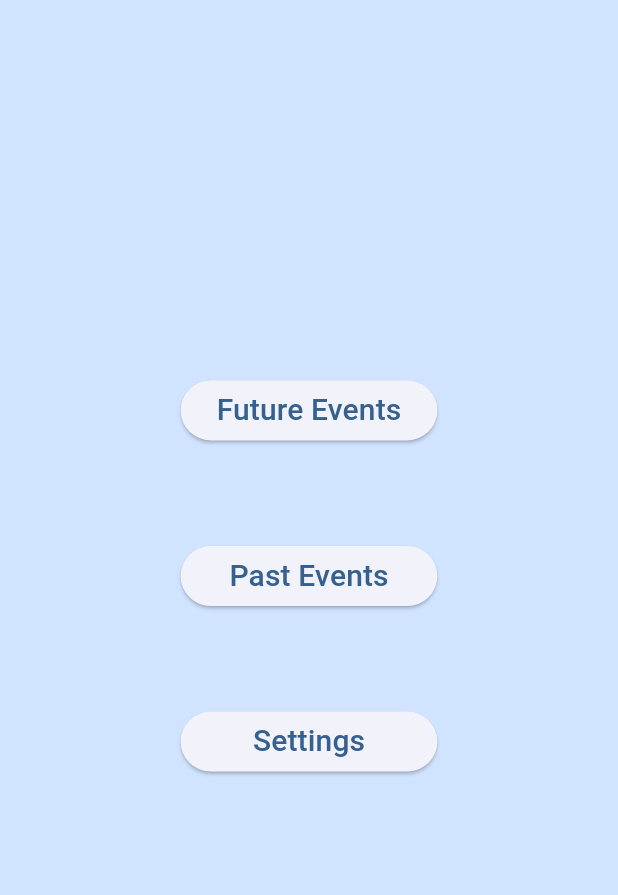
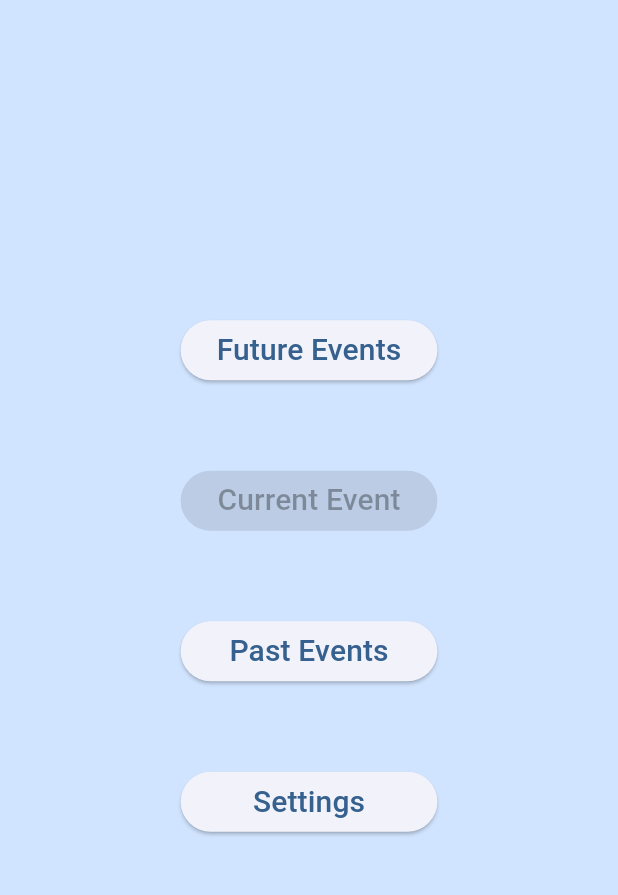
Before and after one commit to ctnadovich/ebrevet, a Flutter app: the screen it shows after launch, on a phone screen of 412 x 824 dp, the part 84-979 px from its top. Run offline on Flutter 3.47's test engine with Material 2 defaults, Android fonts, the phone set to English and light mode, and no system bars; our stand-ins replace flutter_settings_screens, geolocator, package_info_plus; statements that could not run were skipped.

Commit message:
Version 0.1.2

```diff
--- a/lib/current.dart
+++ b/lib/current.dart
@@ -45,6 +45,8 @@ class Current {
         "Activated ${activatedEvent!.event.nameDist}${isPreride ? ' PRERIDE' : ''}");
   }
 
+  static void deactivate() => activatedEvent=null;
+
   static Event? get event {
     return activatedEvent?.event;
   }
@@ -53,15 +55,6 @@ class Current {
     return activatedEvent?.outcomes;
   }
 
-  // static void clear() {
-  //   rider = null;
-  //   region = null;
-  //   activatedEvent = null;
-  // }
-
-  // static void deactivate() {
-  //   clear();
-  // }
 
   static bool get isActivated {
     return activatedEvent != null;
@@ -106,11 +99,13 @@ class Current {
     if (isAllChecked) {
       if (isAllCheckedInOrder()) {
         activatedEvent!.outcomes.overallOutcome = OverallOutcome.finish;
+        // Current.deactivate();
         SnackbarGlobal.show(
             'Congratulations! You have finished the ${activatedEvent!.event.nameDist}. Your '
             'elapsed time: ${activatedEvent!.elapsedTimeString}');
       } else {
         activatedEvent!.outcomes.overallOutcome = OverallOutcome.dnq;
+        // Current.deactivate();
         SnackbarGlobal.show('Controls checked in wrong order. Disqualified!');
       }
     }
@@ -177,7 +172,7 @@ class Current {
     report['outcome'] = outcomes!;
 
     report['app_version']=AppSettings.version;
-    report['proximity_radius']=AppSettings.controlAutoCheckInDistance;
+    report['proximity_radius']=AppSettings.proximityRadius;
     report['open_override']=AppSettings.openTimeOverride?"YES":"NO";
     report['preride']= (activatedEvent!.isPreride)?"YES":"NO";
 
--- a/lib/event_history.dart
+++ b/lib/event_history.dart
@@ -20,7 +20,7 @@ import 'event.dart';
 import 'outcome.dart';
 import 'control.dart';
 import 'app_settings.dart';
-// import 'current.dart';
+import 'current.dart';
 
 // PastEvents are events with outcomes
 // when a plain Event is "activated" it becomes
@@ -271,6 +271,7 @@ class EventHistory {
 
   static deletePastEvent(PastEvent pe){
     if (_pastEventMap.containsKey(pe._event.eventID)){
+      if(Current.activatedEvent?._event.eventID==pe._event.eventID) Current.deactivate();
       _pastEventMap.remove(pe._event.eventID);
       save();
     }
--- a/lib/future_events_page.dart
+++ b/lib/future_events_page.dart
@@ -231,6 +231,7 @@ class _EventCardState extends State<EventCard> {
                               // pe can't be null because overallOutcomeInHistory wasn't unknown
                             });
                             EventHistory.save();
+                            Current.deactivate();
                           },
                           icon: const Icon(Icons.cancel),
                           tooltip: 'Abandon the event',
--- a/lib/location.dart
+++ b/lib/location.dart
@@ -145,7 +145,7 @@ class ControlLocation {
 
   bool get isNearControl {
     if (crowDistMeters == null) return false;
-    var d =  AppSettings.controlAutoCheckInDistance;
+    var d =  AppSettings.proximityRadius;
     var closeEnough = crowDistMeters! < d;
     return closeEnough;
   }
--- a/lib/main.dart
+++ b/lib/main.dart
@@ -16,14 +16,17 @@
 
 import 'package:ebrevet_card/event_history.dart';
 import 'package:ebrevet_card/app_settings.dart';
+import 'package:ebrevet_card/outcome.dart';
 import 'package:flutter/material.dart';
 import 'package:flutter_settings_screens/flutter_settings_screens.dart';
 
 import 'snackbarglobal.dart';
 import 'future_events_page.dart';
 import 'past_events_page.dart';
+import 'ride_page.dart';
 import 'future_events.dart';
 import 'region.dart';
+import 'current.dart';
 
 void main() {
   initSettings().then((_) {
@@ -38,8 +41,8 @@ Future<void> initSettings() async {
   );
   await AppSettings.initializePackageInfo();
   await FutureEvents.refreshEventsFromDisk(Region.fromSettings());
-      // .then((_) =>
-      EventHistory.load();
+  // .then((_) =>
+  EventHistory.load();
 }
 
 class MyApp extends StatelessWidget {
@@ -60,7 +63,13 @@ class MyApp extends StatelessWidget {
   }
 }
 
-class HomePage extends StatelessWidget {
+
+class HomePage extends StatefulWidget {
+  @override
+  State<HomePage> createState() => _HomePageState();
+}
+
+class _HomePageState extends State<HomePage> {
   @override
   Widget build(BuildContext context) {
     var style = TextStyle(
@@ -84,22 +93,46 @@ class HomePage extends StatelessWidget {
                 children: [
                   Spacer(flex: 4),
                   ElevatedButton(
-                      onPressed: () =>
-                          Navigator.of(context).push(MaterialPageRoute(
+                      onPressed: () => Navigator.of(context)
+                          .push(MaterialPageRoute(
                             builder: (context) =>
                                 EventsPage(), // will implicitly ride event just activated
-                          )),
+                          ))
+                          .then((value) => setState(
+                                () {},
+                              )),
                       child: Text(
                         'Future Events',
                         style: style,
                       )),
                   Spacer(flex: 1),
                   ElevatedButton(
-                      onPressed: () =>
-                          Navigator.of(context).push(MaterialPageRoute(
+                      onPressed: (Current.isActivated ||
+                              Current.outcomes?.overallOutcome ==
+                                  OverallOutcome.active)
+                          ? () => Navigator.of(context)
+                              .push(MaterialPageRoute(
+                                builder: (context) =>
+                                    RidePage(), // will implicitly ride event just activated
+                              ))
+                              .then((value) => setState(
+                                    () {},
+                                  ))
+                          : null,
+                      child: Text(
+                        'Current Event',
+                        style: style,
+                      )),
+                  Spacer(flex: 1),
+                  ElevatedButton(
+                      onPressed: () => Navigator.of(context)
+                          .push(MaterialPageRoute(
                             builder: (context) =>
                                 PastEventsPage(), // will implicitly ride event just activated
-                          )),
+                          ))
+                          .then((value) => setState(
+                                () {},
+                              )),
                       child: Text(
                         'Past Events',
                         style: style,
--- a/pubspec.yaml
+++ b/pubspec.yaml
@@ -17,7 +17,7 @@ publish_to: 'none' # Remove this line if you wish to publish to pub.dev
 # https://developer.apple.com/library/archive/documentation/General/Reference/InfoPlistKeyReference/Articles/CoreFoundationKeys.html
 # In Windows, build-name is used as the major, minor, and patch parts
 # of the product and file versions while build-number is used as the build suffix.
-version: 0.1.0+1
+version: 0.1.2+1
 
 environment:
   sdk: '>=2.18.6 <3.0.0'
```
Also changed, not shown: lib/app_settings.dart (+17 -6 lines), lib/event.dart (+31 -32 lines), lib/past_events_page.dart (+44 -24 lines), lib/ride_page.dart (+6 -4 lines).
